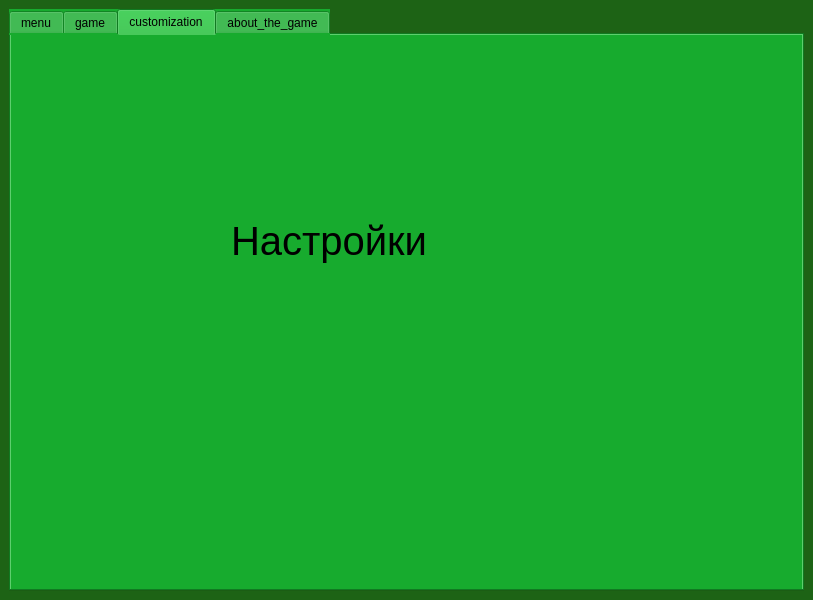
Before: the Qt Designer form forms/root.ui in kursach-vega/snake, drawn with Qt 5.
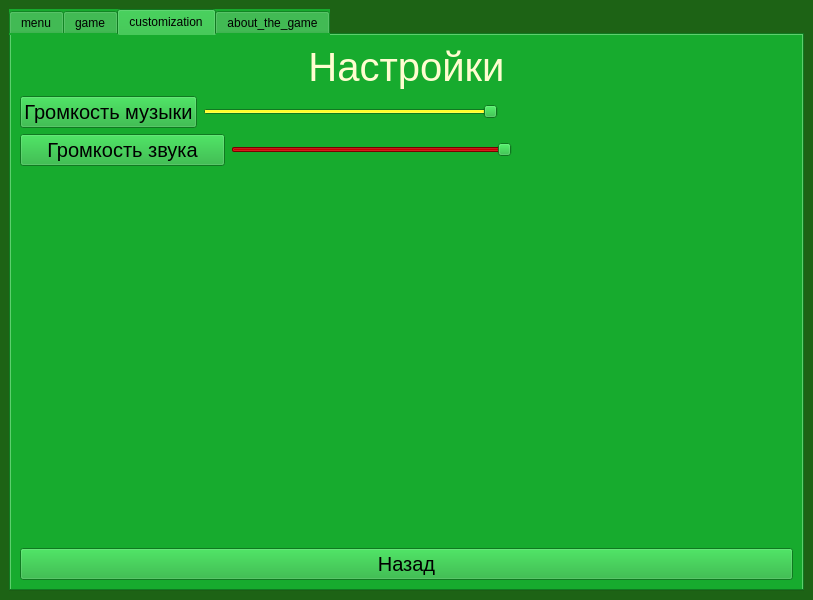
After: the same form once the commit is applied. The open tabs and pages were chosen to show the change.

Commit message: "add mysic and add new design"

Diff of the .ui file:
```diff
--- a/forms/root.ui
+++ b/forms/root.ui
@@ -35,7 +35,7 @@
   </property>
   <widget class="QWidget" name="centralwidget">
    <layout class="QGridLayout" name="gridLayout_3">
-    <item row="0" column="1">
+    <item row="0" column="0">
      <widget class="QTabWidget" name="tab_game">
       <property name="maximumSize">
        <size>
@@ -492,24 +492,162 @@
        <attribute name="title">
         <string>customization</string>
        </attribute>
-       <widget class="QLabel" name="label_5">
-        <property name="geometry">
-         <rect>
-          <x>220</x>
-          <y>180</y>
-          <width>361</width>
-          <height>51</height>
-         </rect>
-        </property>
-        <property name="font">
-         <font>
-          <pointsize>30</pointsize>
-         </font>
-        </property>
-        <property name="text">
-         <string>Настройки</string>
-        </property>
-       </widget>
+       <layout class="QVBoxLayout" name="verticalLayout_5">
+        <item>
+         <widget class="QLabel" name="label_5">
+          <property name="font">
+           <font>
+            <pointsize>30</pointsize>
+           </font>
+          </property>
+          <property name="styleSheet">
+           <string notr="true">color: rgb(255, 253, 208);</string>
+          </property>
+          <property name="text">
+           <string>Настройки</string>
+          </property>
+          <property name="alignment">
+           <set>Qt::AlignCenter</set>
+          </property>
+         </widget>
+        </item>
+        <item>
+         <layout class="QHBoxLayout" name="horizontalLayout_9">
+          <item>
+           <widget class="QPushButton" name="pushButton_5">
+            <property name="font">
+             <font>
+              <pointsize>15</pointsize>
+             </font>
+            </property>
+            <property name="text">
+             <string>Громкость музыки</string>
+            </property>
+           </widget>
+          </item>
+          <item>
+           <widget class="QSlider" name="horizontalSlider_2">
+            <property name="font">
+             <font>
+              <pointsize>10</pointsize>
+             </font>
+            </property>
+            <property name="styleSheet">
+             <string notr="true">selection-background-color: rgb(255, 255, 0);
+handle_size: 10;</string>
+            </property>
+            <property name="maximum">
+             <number>100</number>
+            </property>
+            <property name="value">
+             <number>100</number>
+            </property>
+            <property name="orientation">
+             <enum>Qt::Horizontal</enum>
+            </property>
+           </widget>
+          </item>
+          <item>
+           <spacer name="horizontalSpacer_12">
+            <property name="orientation">
+             <enum>Qt::Horizontal</enum>
+            </property>
+            <property name="sizeHint" stdset="0">
+             <size>
+              <width>40</width>
+              <height>20</height>
+             </size>
+            </property>
+           </spacer>
+          </item>
+         </layout>
+        </item>
+        <item>
+         <layout class="QHBoxLayout" name="horizontalLayout_8">
+          <item>
+           <widget class="QPushButton" name="pushButton_4">
+            <property name="minimumSize">
+             <size>
+              <width>205</width>
+              <height>0</height>
+             </size>
+            </property>
+            <property name="font">
+             <font>
+              <pointsize>15</pointsize>
+             </font>
+            </property>
+            <property name="text">
+             <string>Громкость звука</string>
+            </property>
+           </widget>
+          </item>
+          <item>
+           <widget class="QSlider" name="horizontalSlider">
+            <property name="font">
+             <font>
+              <pointsize>10</pointsize>
+             </font>
+            </property>
+            <property name="styleSheet">
+             <string notr="true">selection-background-color: rgb(170, 0, 0);</string>
+            </property>
+            <property name="maximum">
+             <number>100</number>
+            </property>
+            <property name="value">
+             <number>100</number>
+            </property>
+            <property name="orientation">
+             <enum>Qt::Horizontal</enum>
+            </property>
+           </widget>
+          </item>
+          <item>
+           <spacer name="horizontalSpacer_11">
+            <property name="orientation">
+             <enum>Qt::Horizontal</enum>
+            </property>
+            <property name="sizeHint" stdset="0">
+             <size>
+              <width>40</width>
+              <height>20</height>
+             </size>
+            </property>
+           </spacer>
+          </item>
+         </layout>
+        </item>
+        <item>
+         <spacer name="verticalSpacer_7">
+          <property name="orientation">
+           <enum>Qt::Vertical</enum>
+          </property>
+          <property name="sizeHint" stdset="0">
+           <size>
+            <width>20</width>
+            <height>40</height>
+           </size>
+          </property>
+         </spacer>
+        </item>
+        <item>
+         <layout class="QHBoxLayout" name="horizontalLayout_10">
+          <item>
+           <widget class="QPushButton" name="cusrimizatio_back">
+            <property name="font">
+             <font>
+              <pointsize>15</pointsize>
+             </font>
+            </property>
+            <property name="text">
+             <string>Назад</string>
+            </property>
+           </widget>
+          </item>
+         </layout>
+        </item>
+       </layout>
       </widget>
       <widget class="QWidget" name="tab">
        <attribute name="title">
```
Left out of the diff: 62 changed lines with no effect on the pictures. The commit also changes 4 other files.
